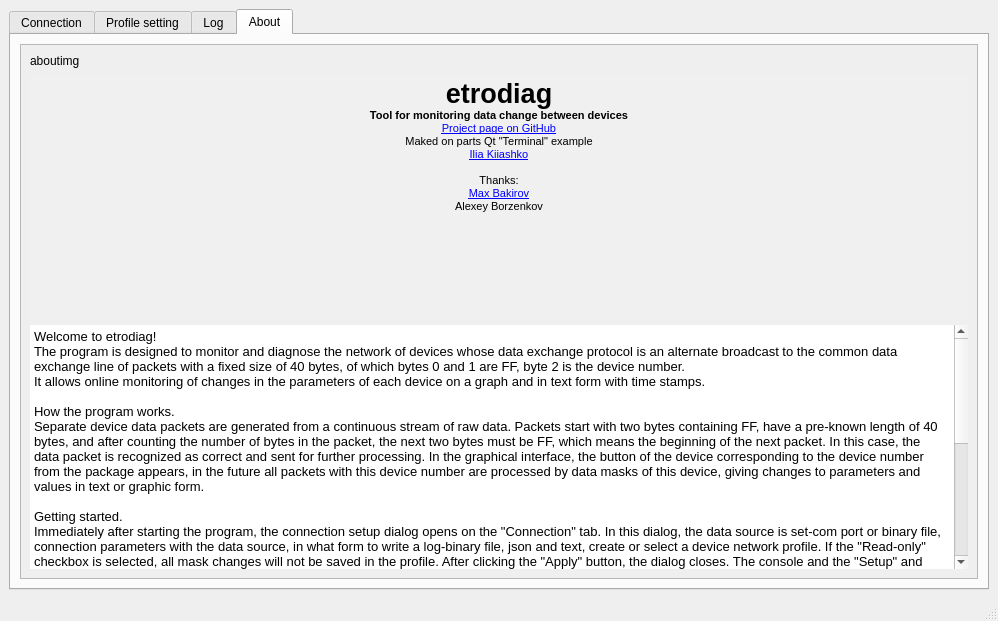
Qt form mainwindow.ui (nghtsnw/etrodiag) before a commit.
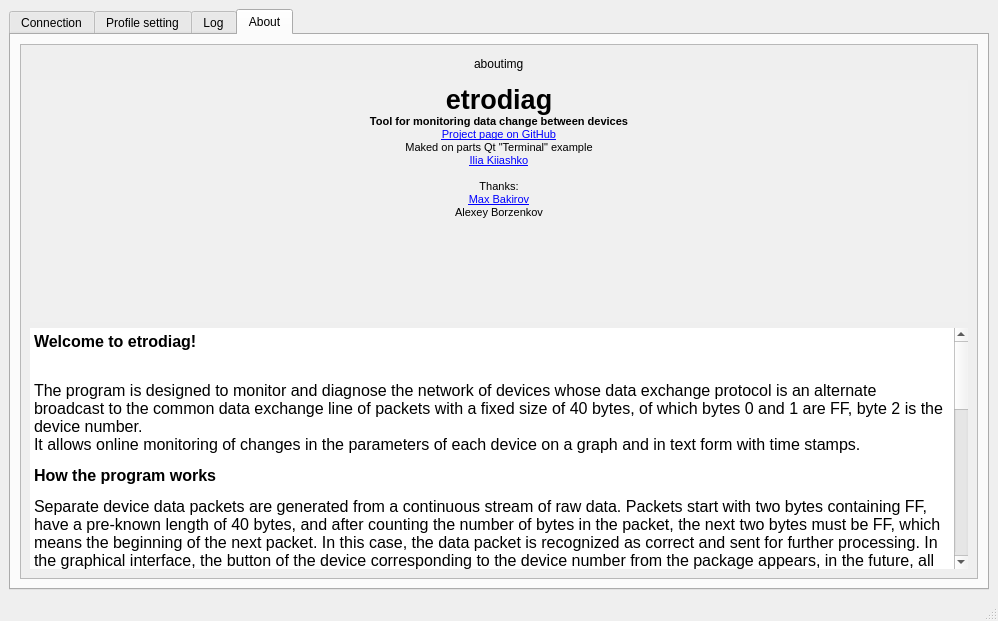
The same form after that commit.

Diff of the .ui file:
```diff
--- a/mainwindow.ui
+++ b/mainwindow.ui
@@ -206,8 +206,8 @@
              <verstretch>0</verstretch>
             </sizepolicy>
            </property>
-           <layout class="QVBoxLayout" name="verticalLayout_2">
-            <item>
+           <layout class="QGridLayout" name="gridLayout_2">
+            <item row="1" column="1">
              <widget class="QLabel" name="aboutimg">
               <property name="sizePolicy">
                <sizepolicy hsizetype="Fixed" vsizetype="Fixed">
@@ -223,7 +223,33 @@
               </property>
              </widget>
             </item>
-            <item>
+            <item row="1" column="0">
+             <spacer name="horizontalSpacer">
+              <property name="orientation">
+               <enum>Qt::Horizontal</enum>
+              </property>
+              <property name="sizeHint" stdset="0">
+               <size>
+                <width>40</width>
+                <height>20</height>
+               </size>
+              </property>
+             </spacer>
+            </item>
+            <item row="1" column="2">
+             <spacer name="horizontalSpacer_2">
+              <property name="orientation">
+               <enum>Qt::Horizontal</enum>
+              </property>
+              <property name="sizeHint" stdset="0">
+               <size>
+                <width>40</width>
+                <height>20</height>
+               </size>
+              </property>
+             </spacer>
+            </item>
+            <item row="2" column="0" colspan="3">
              <widget class="QTextBrowser" name="aboutText">
               <property name="sizePolicy">
                <sizepolicy hsizetype="Preferred" vsizetype="Preferred">
@@ -363,7 +389,7 @@
               </property>
              </widget>
             </item>
-            <item>
+            <item row="3" column="0" colspan="3">
              <widget class="QTextBrowser" name="helpText">
               <property name="sizePolicy">
                <sizepolicy hsizetype="Preferred" vsizetype="Preferred">
@@ -442,21 +468,12 @@
 &lt;html&gt;&lt;head&gt;&lt;meta name=&quot;qrichtext&quot; content=&quot;1&quot; /&gt;&lt;style type=&quot;text/css&quot;&gt;
 p, li { white-space: pre-wrap; }
 &lt;/style&gt;&lt;/head&gt;&lt;body style=&quot; font-family:'MS Shell Dlg 2'; font-size:12pt; font-weight:400; font-style:normal;&quot;&gt;
-&lt;p style=&quot; margin-top:0px; margin-bottom:0px; margin-left:0px; margin-right:0px; -qt-block-indent:0; text-indent:0px;&quot;&gt;&lt;span style=&quot; font-size:10pt;&quot;&gt;Welcome to etrodiag!&lt;/span&gt;&lt;/p&gt;
-&lt;p style=&quot; margin-top:0px; margin-bottom:0px; margin-left:0px; margin-right:0px; -qt-block-indent:0; text-indent:0px;&quot;&gt;&lt;span style=&quot; font-size:10pt;&quot;&gt;The program is designed to monitor and diagnose the network of devices whose data exchange protocol is an alternate broadcast to the common data exchange line of packets with a fixed size of 40 bytes, of which bytes 0 and 1 are FF, byte 2 is the device number.&lt;/span&gt;&lt;/p&gt;
-&lt;p style=&quot; margin-top:0px; margin-bottom:0px; margin-left:0px; margin-right:0px; -qt-block-indent:0; text-indent:0px;&quot;&gt;&lt;span style=&quot; font-size:10pt;&quot;&gt;It allows online monitoring of changes in the parameters of each device on a graph and in text form with time stamps.&lt;/span&gt;&lt;/p&gt;
-&lt;p style=&quot;-qt-paragraph-type:empty; margin-top:0px; margin-bottom:0px; margin-left:0px; margin-right:0px; -qt-block-indent:0; text-indent:0px; font-size:10pt;&quot;&gt;&lt;br /&gt;&lt;/p&gt;
-&lt;p style=&quot; margin-top:0px; margin-bottom:0px; margin-left:0px; margin-right:0px; -qt-block-indent:0; text-indent:0px;&quot;&gt;&lt;span style=&quot; font-size:10pt;&quot;&gt;How the program works.&lt;/span&gt;&lt;/p&gt;
-&lt;p style=&quot; margin-top:0px; margin-bottom:0px; margin-left:0px; margin-right:0px; -qt-block-indent:0; text-indent:0px;&quot;&gt;&lt;span style=&quot; font-size:10pt;&quot;&gt;Separate device data packets are generated from a continuous stream of raw data. Packets start with two bytes containing FF, have a pre-known length of 40 bytes, and after counting the number of bytes in the packet, the next two bytes must be FF, which means the beginning of the next packet. In this case, the data packet is recognized as correct and sent for further processing. In the graphical interface, the button of the device corresponding to the device number from the package appears, in the future all packets with this device number are processed by data masks of this device, giving changes to parameters and values in text or graphic form.&lt;/span&gt;&lt;/p&gt;
-&lt;p style=&quot;-qt-paragraph-type:empty; margin-top:0px; margin-bottom:0px; margin-left:0px; margin-right:0px; -qt-block-indent:0; text-indent:0px; font-size:10pt;&quot;&gt;&lt;br /&gt;&lt;/p&gt;
-&lt;p style=&quot; margin-top:0px; margin-bottom:0px; margin-left:0px; margin-right:0px; -qt-block-indent:0; text-indent:0px;&quot;&gt;&lt;span style=&quot; font-size:10pt;&quot;&gt;Getting started.&lt;/span&gt;&lt;/p&gt;
-&lt;p style=&quot; margin-top:0px; margin-bottom:0px; margin-left:0px; margin-right:0px; -qt-block-indent:0; text-indent:0px;&quot;&gt;&lt;span style=&quot; font-size:10pt;&quot;&gt;Immediately after starting the program, the connection setup dialog opens on the &amp;quot;Connection&amp;quot; tab. In this dialog, the data source is set-com port or binary file, connection parameters with the data source, in what form to write a log-binary file, json and text, create or select a device network profile. If the &amp;quot;Read-only&amp;quot; checkbox is selected, all mask changes will not be saved in the profile. After clicking the &amp;quot;Apply&amp;quot; button, the dialog closes. The console and the &amp;quot;Setup&amp;quot; and &amp;quot;Connect&amp;quot; buttons are displayed. When you click the Connect button, a connection is made to the data source. When the connection is correct, data in hex format starts appearing in the console.&lt;/span&gt;&lt;/p&gt;
-&lt;p style=&quot; margin-top:0px; margin-bottom:0px; margin-left:0px; margin-right:0px; -qt-block-indent:0; text-indent:0px;&quot;&gt;&lt;span style=&quot; font-size:10pt;&quot;&gt;On the &amp;quot;Profile Settings&amp;quot; tab, a button appears with the device number taken from the second byte of the package.&lt;/span&gt;&lt;/p&gt;
-&lt;p style=&quot; margin-top:0px; margin-bottom:0px; margin-left:0px; margin-right:0px; -qt-block-indent:0; text-indent:0px;&quot;&gt;&lt;span style=&quot; font-size:10pt;&quot;&gt;Clicking on the device button opens a dialog that displays the device name input field and 40 buttons that visualize each byte of the package. When a byte is changed, the button is briefly highlighted in green. Since some device variables can be not only 8 bits, but also 16 and 32, bytes can be combined into words. In this case, the high byte button displays all the data of the word in hex form, the low byte buttons of the word are inactive and indicated by the arrow&amp;quot; - - -&amp;gt;&amp;quot;. If there is at least one mask in the word, then the word size cannot be changed.&lt;/span&gt;&lt;/p&gt;
-&lt;p style=&quot; margin-top:0px; margin-bottom:0px; margin-left:0px; margin-right:0px; -qt-block-indent:0; text-indent:0px;&quot;&gt;&lt;span style=&quot; font-size:10pt;&quot;&gt;Clicking the byte/word button opens a dialog with a list of masks. Masks allow you to correlate changes to specific bytes of a word with a specific parameter or value of a device variable. Masks are also the source of parameter-value data displayed in text form or in the form of a graph.&lt;/span&gt;&lt;/p&gt;
-&lt;p style=&quot; margin-top:0px; margin-bottom:0px; margin-left:0px; margin-right:0px; -qt-block-indent:0; text-indent:0px;&quot;&gt;&lt;span style=&quot; font-size:10pt;&quot;&gt;By adding a new mask, or selecting an existing one, you can set the processed data bytes, the multiplier and shift of the final value, the output of the value in the log or on the graph, the color of the curve on the graph.&lt;/span&gt;&lt;/p&gt;
-&lt;p style=&quot; margin-top:0px; margin-bottom:0px; margin-left:0px; margin-right:0px; -qt-block-indent:0; text-indent:0px;&quot;&gt;&lt;span style=&quot; font-size:10pt;&quot;&gt;Pressing the device button returns to the previous dialog. When you exit the device settings dialog, if the &amp;quot;Read-only&amp;quot; option is unchecked in the connection settings, the profile is saved with the corresponding line displayed in the text log.&lt;/span&gt;&lt;/p&gt;
-&lt;p style=&quot; margin-top:0px; margin-bottom:0px; margin-left:0px; margin-right:0px; -qt-block-indent:0; text-indent:0px;&quot;&gt;&lt;span style=&quot; font-size:10pt;&quot;&gt;On the &amp;quot;Profile Settings&amp;quot; tab, devices are displayed on the left side, and on the right side of the tab of each of the devices with the available parameter masks and their current values. When the value is changed, its designation in the line is highlighted in green. The &amp;quot;Monitoring&amp;quot; tab displays a graph of the process of changing the selected parameters and a text log. The graph allows you to record the minima and maxima of values since the beginning of the reference of these values. These values are reset by double-clicking on the chart with the left mouse button.&lt;/span&gt;&lt;/p&gt;&lt;/body&gt;&lt;/html&gt;</string>
+&lt;h4 style=&quot; margin-top:12px; margin-bottom:12px; margin-left:0px; margin-right:0px; -qt-block-indent:0; text-indent:0px;&quot;&gt;&lt;span style=&quot; font-size:medium; font-weight:600;&quot;&gt;Welcome to etrodiag!&lt;/span&gt;&lt;/h4&gt;
+&lt;p style=&quot; margin-top:12px; margin-bottom:12px; margin-left:0px; margin-right:0px; -qt-block-indent:0; text-indent:0px;&quot;&gt;&lt;br /&gt;The program is designed to monitor and diagnose the network of devices whose data exchange protocol is an alternate broadcast to the common data exchange line of packets with a fixed size of 40 bytes, of which bytes 0 and 1 are FF, byte 2 is the device number.&lt;br /&gt;It allows online monitoring of changes in the parameters of each device on a graph and in text form with time stamps.&lt;/p&gt;
+&lt;h4 style=&quot; margin-top:12px; margin-bottom:12px; margin-left:0px; margin-right:0px; -qt-block-indent:0; text-indent:0px;&quot;&gt;&lt;span style=&quot; font-size:medium; font-weight:600;&quot;&gt;How the program works&lt;/span&gt;&lt;/h4&gt;
+&lt;p style=&quot; margin-top:12px; margin-bottom:12px; margin-left:0px; margin-right:0px; -qt-block-indent:0; text-indent:0px;&quot;&gt;Separate device data packets are generated from a continuous stream of raw data. Packets start with two bytes containing FF, have a pre-known length of 40 bytes, and after counting the number of bytes in the packet, the next two bytes must be FF, which means the beginning of the next packet. In this case, the data packet is recognized as correct and sent for further processing. In the graphical interface, the button of the device corresponding to the device number from the package appears, in the future, all packets with this device number are processed by data masks of this device, giving changes to parameters and values in text or graphic form.&lt;/p&gt;
+&lt;h4 style=&quot; margin-top:12px; margin-bottom:12px; margin-left:0px; margin-right:0px; -qt-block-indent:0; text-indent:0px;&quot;&gt;&lt;span style=&quot; font-size:medium; font-weight:600;&quot;&gt;Getting started&lt;/span&gt;&lt;/h4&gt;
+&lt;p style=&quot; margin-top:12px; margin-bottom:12px; margin-left:0px; margin-right:0px; -qt-block-indent:0; text-indent:0px;&quot;&gt;Immediately after starting the program, the connection setup dialog opens on the &amp;quot;Connection&amp;quot; tab. In this dialog, the data source is set-com port or binary file, connection parameters with the data source, in what form to write a log-binary file, json and text, create or select a device network profile. If the &amp;quot;Read-only&amp;quot; checkbox is selected, all mask changes will not be saved in the profile. After clicking the &amp;quot;Apply&amp;quot; button, the dialog closes. The console and the &amp;quot;Setup&amp;quot; and &amp;quot;Connect&amp;quot; buttons are displayed. When you click the Connect button, a connection is made to the data source. If the connection is correct, data in hex format starts appearing in the console.&lt;br /&gt;On the &amp;quot;Profile Settings&amp;quot; tab, a button appears with the device number taken from the second byte of the package.Clicking on the device button opens a dialog that displays the device name input field and 40 buttons that visualize each byte of the package. When a byte is changed, the button is briefly highlighted in green. Since some device variables can be not only 8 bits, but also 16 and 32, bytes can be combined into words. In this case, the high byte button displays all the data of the word in hex form, the low byte buttons of the word are inactive and indicated by the arrow &amp;quot;--&amp;gt;&amp;quot;. If there is at least one mask in the word, then the word size cannot be changed.&lt;br /&gt;Clicking the byte/word button opens a dialog with a list of masks. Masks allow you to correlate changes to specific bytes of a word with a specific parameter or value of a device variable. Masks are also the source of parameter-value data displayed in text form or in the form of a graph.&lt;br /&gt;By adding a new mask, or selecting an existing one, you can set the processed data bytes, the multiplier and shift of the final value, the output of the value in the log or on the graph, the color of the curve on the graph.Pressing the device button returns to the previous dialog. When you exit the device settings dialog, if the &amp;quot;Read-only&amp;quot; option is unchecked in the connection settings, the profile is saved with the corresponding line displayed in the text log.&lt;br /&gt;On the &amp;quot;Profile Settings&amp;quot; tab, devices are displayed on the left side, and on the right side of the tab of each of the devices with the available parameter masks and their current values. When the value is changed, its designation in the line is highlighted in green. The &amp;quot;Monitoring&amp;quot; tab displays a graph of the process of changing the selected parameters and a text log. The graph allows you to record the minima and maxima of values since the beginning of the reference of these values. These values are reset by double-clicking on the chart with the left mouse button.&lt;/p&gt;&lt;/body&gt;&lt;/html&gt;</string>
               </property>
               <property name="acceptRichText">
                <bool>true</bool>
```
